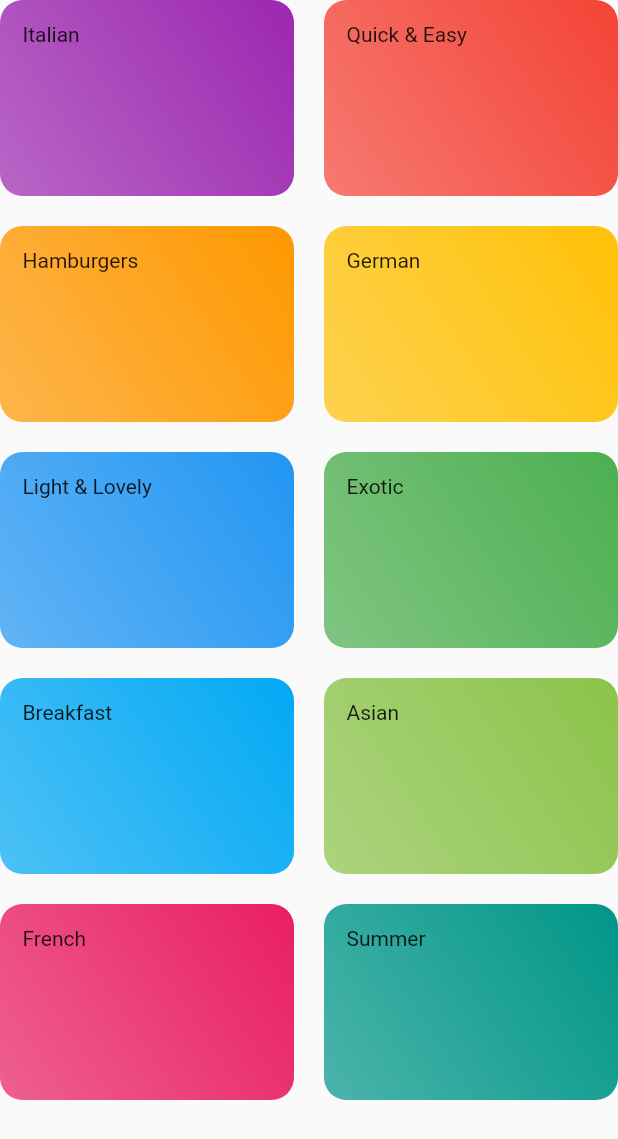
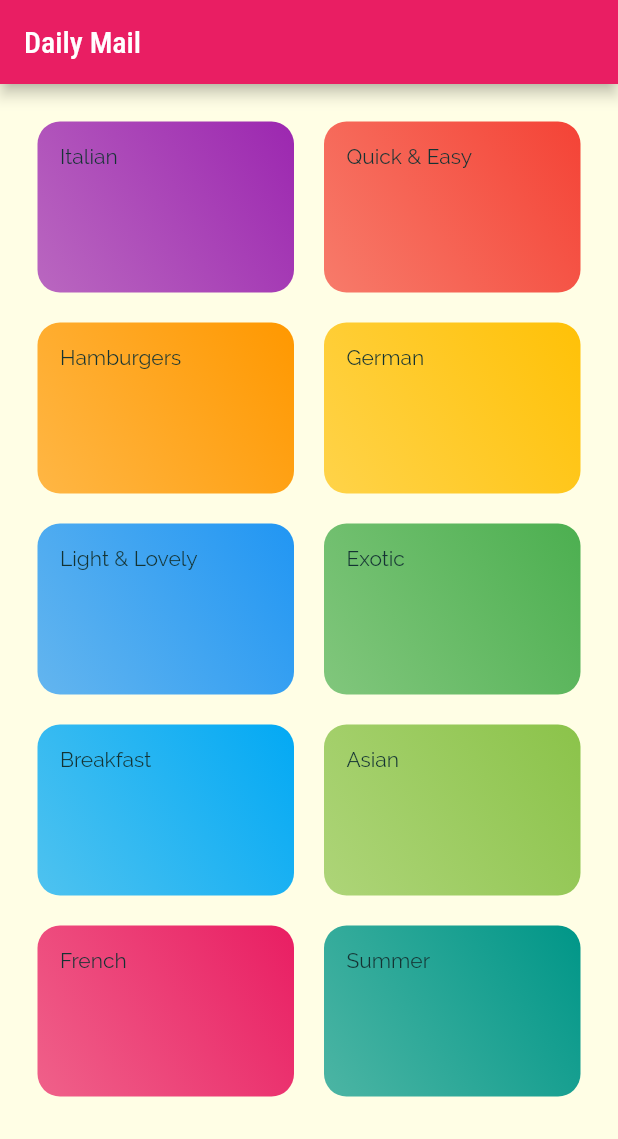
Before and after one commit to JeanBayer/app_food, a Flutter app: the screen it shows after launch, on a phone screen of 412 x 824 dp. Shown: the top 1139 px of the screen. Run offline on Flutter 3.47's test engine with Material 2 defaults, Android fonts, the phone set to English and light mode, and no system bars.

Commit message:
fonts added

```diff
--- a/lib/categories_screen.dart
+++ b/lib/categories_screen.dart
@@ -9,7 +9,11 @@ class CategoriesScreen extends StatelessWidget {
   @override
   Widget build(BuildContext context) {
     return Scaffold(
+      appBar: AppBar(
+        title: const Text("Daily Mail"),
+      ),
       body: GridView(
+        padding: const EdgeInsets.all(25),
         children: DUMMY_CATEGORIES
             .map((mapData) => CategoryItem(
                   title: mapData.title,
--- a/lib/main.dart
+++ b/lib/main.dart
@@ -12,7 +12,21 @@ class MyApp extends StatelessWidget {
     return MaterialApp(
       title: 'DeliMeals',
       theme: ThemeData(
-        primarySwatch: Colors.blue,
+        primarySwatch: Colors.pink,
+        canvasColor: const Color.fromRGBO(255, 254, 229, 1),
+        fontFamily: 'Raleway',
+        textTheme: ThemeData.light().textTheme.copyWith(
+              bodyText1: const TextStyle(
+                color: Color.fromRGBO(20, 51, 51, 1),
+              ),
+              bodyText2: const TextStyle(
+                color: Color.fromRGBO(20, 51, 51, 1),
+              ),
+              headline6: const TextStyle(
+                fontFamily: 'RobotoCondensed',
+                fontSize: 20,
+              ),
+            ),
       ),
       home: const CategoriesScreen(),
     );
```
Also changed, not shown: pubspec.yaml (+17 -11 lines), assets/fonts/Raleway-Black.ttf (added), assets/fonts/Raleway-Bold.ttf (added), assets/fonts/Raleway-Regular.ttf (added), assets/fonts/RobotoCondensed-Bold.ttf (added), assets/fonts/RobotoCondensed-Italic.ttf (added), assets/fonts/RobotoCondensed-Light.ttf (added), assets/fonts/RobotoCondensed-Regular.ttf (added).
